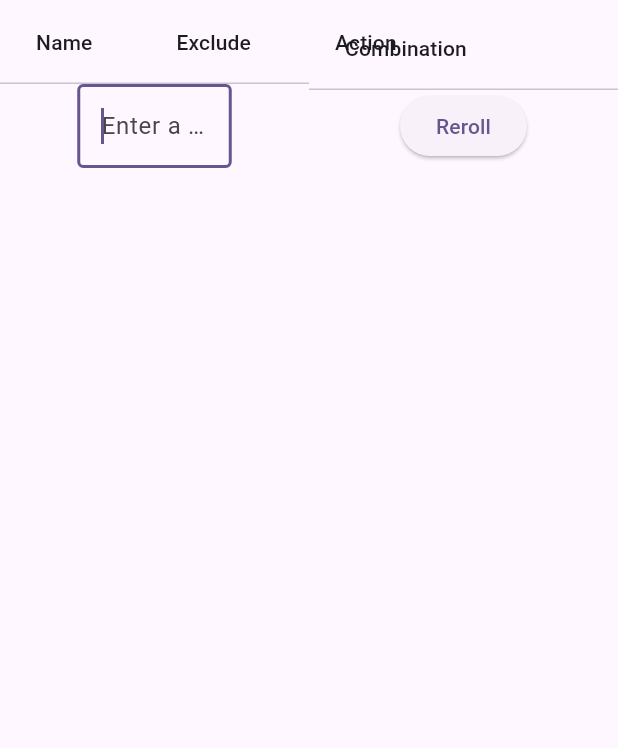
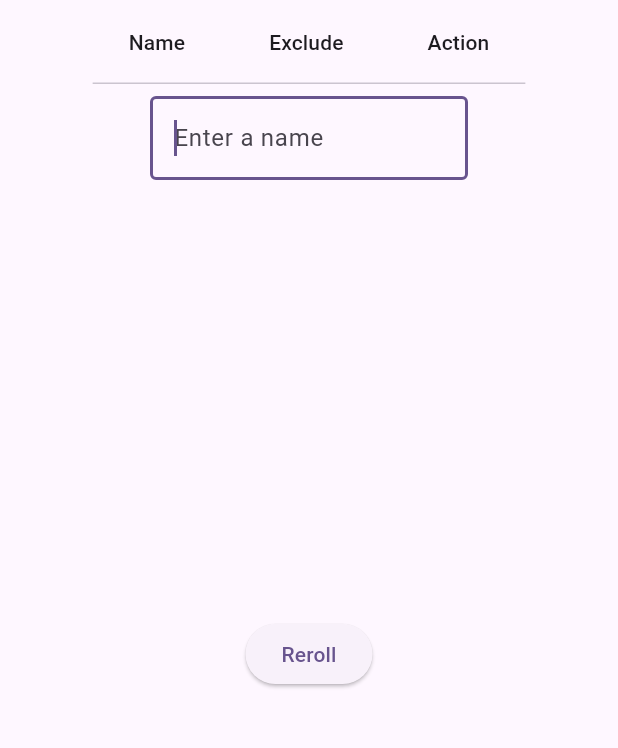
Before and after one commit to meydominic/secret-santa, a Flutter app: the screen it shows after launch, after a tap on "Reroll", on a phone screen of 412 x 824 dp, the part 84-832 px from its top. Run offline on Flutter 3.47's test engine with Material 2 defaults, Android fonts, the phone set to English and light mode, and no system bars.

Commit message:
Update main.dart

```diff
--- a/lib/main.dart
+++ b/lib/main.dart
@@ -33,6 +33,7 @@ class MyHomePage extends StatefulWidget {
 
 class _MyHomePageState extends State<MyHomePage> {
   final List<String> _names = [];
+  final List<String> _combinations = [];
 
   TextEditingController nameTextFieldController = TextEditingController();
   late FocusNode nameTextFieldFocusNode;
@@ -63,22 +64,32 @@ class _MyHomePageState extends State<MyHomePage> {
           backgroundColor: Theme.of(context).colorScheme.inversePrimary,
           title: Text(widget.title),
         ),
-        body: SingleChildScrollView(
-          child: Row(
+        body: OrientationBuilder(builder: (context, orientation) {
+          return GridView.count(
+            physics: const ScrollPhysics(),
+            crossAxisCount: orientation == Orientation.portrait ? 1 : 2,
             children: [
-              Expanded(
-                child: Column(
+              _buildNameAdministrationBlock(context),
+              _buildCombinationsBlock(context),
+            ],
+          );
+        }));
+  }
+
+  Widget _buildNameAdministrationBlock(BuildContext context) {
+    return Column(
+      mainAxisSize: MainAxisSize.min,
       children: [
         DataTable(
             showBottomBorder: true,
             columns: const <DataColumn>[
-                          DataColumn(label: Text('Name')),
-                          DataColumn(label: Text('Exclude')),
-                          DataColumn(label: Text('Action')),
+              DataColumn(label: Expanded(child: Text('Name'))),
+              DataColumn(label: Expanded(child: Text('Exclude'))),
+              DataColumn(label: Expanded(child: Text('Action'))),
             ],
             rows: _buildRows()),
-                    SizedBox(
-                      width: MediaQuery.of(context).size.width * 0.25,
+        Padding(
+          padding: const EdgeInsets.symmetric(vertical: 8.0, horizontal: 100.0),
           child: TextField(
             controller: nameTextFieldController,
             focusNode: nameTextFieldFocusNode,
@@ -88,40 +99,60 @@ class _MyHomePageState extends State<MyHomePage> {
               hintText: 'Enter a name',
             ),
             onSubmitted: (value) {
-                          _names.add(value);
-                          nameTextFieldController.clear();
-                          nameTextFieldFocusNode.requestFocus();
-                          setState(() {});
+              _onAddNewName(name: value);
             },
           ),
         ),
       ],
+    );
+  }
+
+  Widget _buildCombinationsBlock(BuildContext context) {
+    return Column(
+      children: [
+        Center(
+          child: ListView.builder(
+              shrinkWrap: true,
+              itemCount: _combinations.length,
+              itemBuilder: (context, index) {
+                return ListTile(
+                  tileColor: index % 2 == 0
+                      ? const Color.fromARGB(255, 224, 228, 233)
+                      : Colors.white,
+                  title: Text(_combinations[index]),
+                );
+              }),
         ),
-              ),
-              Expanded(
-                child: Column(
-                  mainAxisAlignment: MainAxisAlignment.center,
-                  children: [
-                    DataTable(
-                        showBottomBorder: true,
-                        columns: const <DataColumn>[
-                          DataColumn(label: Text('Combination'))
-                        ],
-                        rows: _buildCombinations()),
         ElevatedButton(
           child: const Text('Reroll'),
           onPressed: () {
+            _buildCombinations();
             setState(() {});
           },
-                    ),
-                  ],
-                ),
         )
       ],
-          ),
-        ));
+    );
   }
 
+  /// Outsourced function when adding new names.
+  void _onAddNewName({required String name}) {
+    if (name.trim().isEmpty) {
+      return;
+    }
+
+    if (_names.contains(name)) {
+      // TODO: add error msg or toast
+      return;
+    }
+
+    _names.add(name);
+    _buildCombinations();
+    nameTextFieldController.clear();
+    nameTextFieldFocusNode.requestFocus();
+    setState(() {});
+  }
+
+  /// Builds the data table with names.
   List<DataRow> _buildRows() {
     List<DataRow> rows = [];
 
@@ -141,16 +172,22 @@ class _MyHomePageState extends State<MyHomePage> {
                 String removedName = _names.removeAt(index);
                 nameTextFieldController.text = removedName;
                 nameTextFieldFocusNode.requestFocus();
+                _buildCombinations();
                 setState(() {});
               },
-                icon: const Icon(Icons.edit)),
+              icon: const Icon(Icons.edit),
+              tooltip: 'Edit entry',
+            ),
             // Delete entry
             IconButton(
               onPressed: () {
                 _names.removeAt(index);
+                _buildCombinations();
                 setState(() {});
               },
-                icon: const Icon(Icons.delete)),
+              icon: const Icon(Icons.delete),
+              tooltip: 'Delete entry',
+            ),
           ],
         )),
       ]);
@@ -161,6 +198,7 @@ class _MyHomePageState extends State<MyHomePage> {
     return rows;
   }
 
+  /// Builds the drop down widget with names to exclude.
   List<DropdownMenuItem<String>> _buildDropDownList(
       {required String excludeName}) {
     List<DropdownMenuItem<String>> dropDownList = [];
@@ -182,28 +220,26 @@ class _MyHomePageState extends State<MyHomePage> {
     return dropDownList;
   }
 
-  List<DataRow> _buildCombinations() {
-    List<DataRow> combinations = [];
-
+  /// Builds the data table with combinations for gifting.
+  void _buildCombinations() {
     if (_names.length < 2) {
-      return combinations;
+      return;
     }
 
     List<String> shuffledNames = List.from(_names);
     shuffledNames.shuffle();
 
+    _combinations.clear();
+
     for (final (index, name) in shuffledNames.indexed) {
       String combination;
       if (index == (shuffledNames.length - 1)) {
-        combination = '$name --> ${shuffledNames.first}';
+        combination = '$name ⟶ ${shuffledNames.first}';
       } else {
-        combination = '$name --> ${shuffledNames.elementAt(index + 1)}';
+        combination = '$name ⟶ ${shuffledNames.elementAt(index + 1)}';
       }
 
-      DataRow dataRow = DataRow(cells: [DataCell(Text(combination))]);
-      combinations.add(dataRow);
-    }
-
-    return combinations;
+      _combinations.add(combination);
     }
   }
+}
```
Lines whose indentation alone changed are shown as unchanged.
